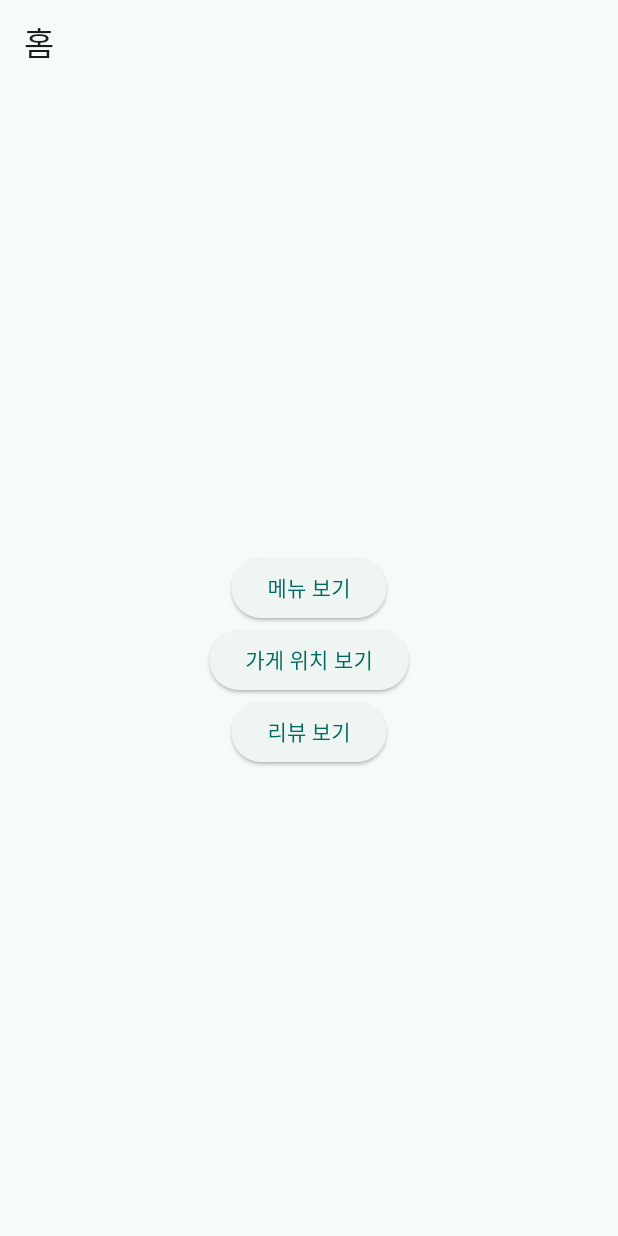
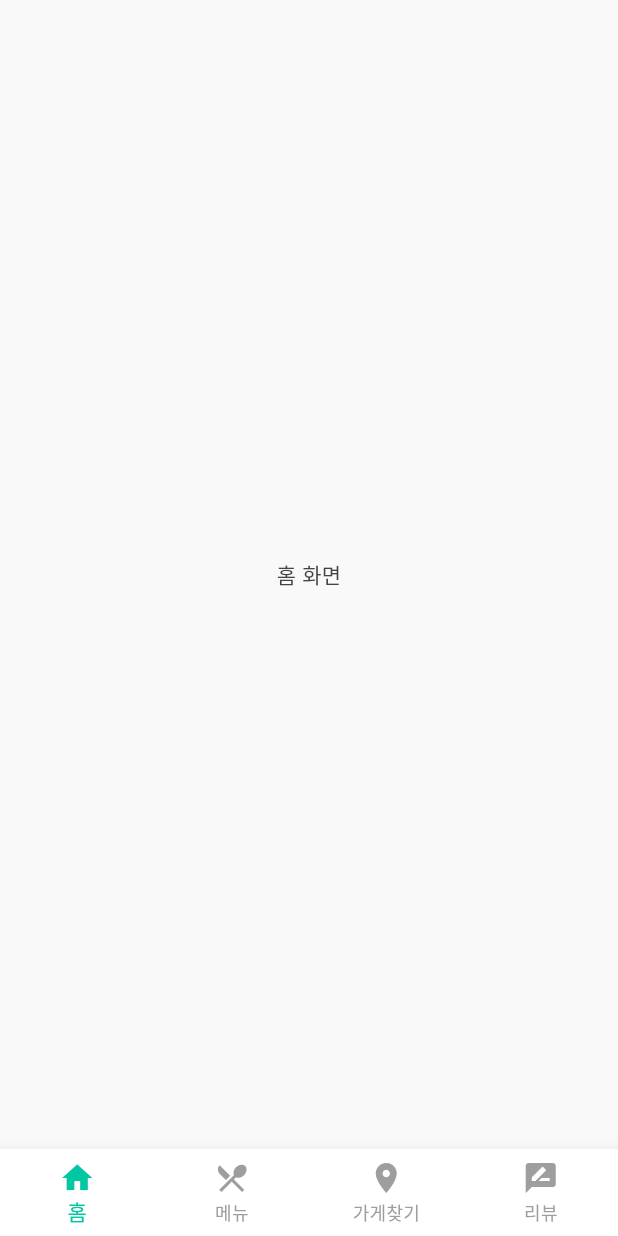
Before and after one commit to oddoos7/frontend, a Flutter app: the screen it shows after launch, on a phone screen of 412 x 824 dp. Run offline on Flutter 3.47's test engine with Material 3 defaults, Android fonts, the phone set to English and light mode, and no system bars.

Commit message:
Theme, 라우팅, 홈화면 탭 구성 구현

```diff
--- a/lib/main.dart
+++ b/lib/main.dart
@@ -1,5 +1,7 @@
 import 'package:flutter/material.dart';
-import 'screens/home_screen.dart';
+import 'theme/theme.dart';
+import 'routes/app_router.dart';
+import 'routes/app_routes.dart';
 
 void main() {
   runApp(const MyApp());
@@ -11,12 +13,11 @@ class MyApp extends StatelessWidget {
   @override
   Widget build(BuildContext context) {
     return MaterialApp(
-      title: 'Location Store Viewer',
-      theme: ThemeData(
-        colorScheme: ColorScheme.fromSeed(seedColor: Colors.teal),
-        useMaterial3: true,
-      ),
-      home: const HomeScreen(),
+      title: '앱 만들기',
+      theme: AppTheme.lightTheme,
+      initialRoute: AppRoutes.home,
+      onGenerateRoute: AppRouter.generateRoute,
+      debugShowCheckedModeBanner: false,
     );
   }
 }
--- /dev/null
+++ b/lib/routes/app_router.dart
@@ -0,0 +1,27 @@
+import 'package:flutter/material.dart';
+import '../screens/home_screen.dart';
+import '../screens/menu_screen.dart';
+import '../screens/review_screen.dart';
+import '../screens/location_screen.dart';
+import 'app_routes.dart';
+
+class AppRouter {
+  static Route<dynamic> generateRoute(RouteSettings settings) {
+    switch (settings.name) {
+      case AppRoutes.home:
+        return MaterialPageRoute(builder: (_) => const HomeScreen());
+      case AppRoutes.menu:
+        return MaterialPageRoute(builder: (_) => const MenuScreen());
+      case AppRoutes.review:
+        return MaterialPageRoute(builder: (_) => const ReviewScreen());
+      case AppRoutes.location:
+        return MaterialPageRoute(builder: (_) => const LocationScreen());
+      default:
+        return MaterialPageRoute(
+          builder: (_) => const Scaffold(
+            body: Center(child: Text('페이지를 찾을 수 없습니다.')),
+          ),
+        );
+    }
+  }
+}
--- /dev/null
+++ b/lib/routes/app_routes.dart
@@ -0,0 +1,6 @@
+class AppRoutes {
+  static const String home = '/';
+  static const String menu = '/menu';
+  static const String review = '/review';
+  static const String location = '/location';
+}
--- a/lib/screens/home_screen.dart
+++ b/lib/screens/home_screen.dart
@@ -1,39 +1,60 @@
 import 'package:flutter/material.dart';
+import '../routes/app_routes.dart';
 import 'menu_screen.dart';
 import 'location_screen.dart';
 import 'review_screen.dart';
 
-class HomeScreen extends StatelessWidget {
+class HomeScreen extends StatefulWidget {
   const HomeScreen({super.key});
+
+  @override
+  State<HomeScreen> createState() => _HomeScreenState();
+}
+
+class _HomeScreenState extends State<HomeScreen> {
+  int _selectedIndex = 0;
+
+  final List<Widget> _screens = [
+    Center(child: Text("홈 화면")), // 향후 배너, 프로모션 추가 가능
+    const MenuScreen(),
+    const LocationScreen(),
+    const ReviewScreen(),
+  ];
+
+  void _onItemTapped(int index) {
+    setState(() {
+      _selectedIndex = index;
+    });
+  }
 
   @override
   Widget build(BuildContext context) {
     return Scaffold(
-      appBar: AppBar(title: const Text('홈')),
-      body: Center(
-        child: Column(
-          mainAxisAlignment: MainAxisAlignment.center,
-          children: [
-            ElevatedButton(
-              onPressed: () {
-                Navigator.push(context, MaterialPageRoute(builder: (_) => const MenuScreen()));
-              },
-              child: const Text('메뉴 보기'),
-            ),
-            ElevatedButton(
-              onPressed: () {
-                Navigator.push(context, MaterialPageRoute(builder: (_) => const LocationScreen()));
-              },
-              child: const Text('가게 위치 보기'),
-            ),
-            ElevatedButton(
-              onPressed: () {
-                Navigator.push(context, MaterialPageRoute(builder: (_) => const ReviewScreen()));
-              },
-              child: const Text('리뷰 보기'),
-            ),
-          ],
-        ),
+      body: _screens[_selectedIndex],
+      bottomNavigationBar: BottomNavigationBar(
+        currentIndex: _selectedIndex,
+        onTap: _onItemTapped,
+        selectedItemColor: Theme.of(context).colorScheme.primary,
+        unselectedItemColor: Colors.grey,
+        type: BottomNavigationBarType.fixed,
+        items: const [
+          BottomNavigationBarItem(
+            icon: Icon(Icons.home),
+            label: '홈',
+          ),
+          BottomNavigationBarItem(
+            icon: Icon(Icons.restaurant_menu),
+            label: '메뉴',
+          ),
+          BottomNavigationBarItem(
+            icon: Icon(Icons.place),
+            label: '가게찾기',
+          ),
+          BottomNavigationBarItem(
+            icon: Icon(Icons.rate_review),
+            label: '리뷰',
+          ),
+        ],
       ),
     );
   }
--- /dev/null
+++ b/lib/theme/theme.dart
@@ -0,0 +1,42 @@
+import 'package:flutter/material.dart';
+
+class AppTheme {
+  static ThemeData get lightTheme {
+    return ThemeData(
+      useMaterial3: true,
+      colorScheme: const ColorScheme.light(
+        primary: Color(0xFF02C7A3), // 배민 민트톤
+        secondary: Color(0xFF222222), // 텍스트용 진한 회색
+        background: Color(0xFFF9F9F9), // 밝은 배경
+      ),
+      scaffoldBackgroundColor: const Color(0xFFF9F9F9),
+      appBarTheme: const AppBarTheme(
+        backgroundColor: Color(0xFFF9F9F9),
+        elevation: 0,
+        centerTitle: true,
+        titleTextStyle: TextStyle(
+          color: Color(0xFF222222),
+          fontSize: 20,
+          fontWeight: FontWeight.bold,
+        ),
+        iconTheme: IconThemeData(color: Color(0xFF222222)),
+      ),
+      textTheme: const TextTheme(
+        bodyLarge: TextStyle(fontSize: 16, color: Color(0xFF222222)),
+        bodyMedium: TextStyle(fontSize: 14, color: Color(0xFF444444)),
+        labelLarge: TextStyle(fontSize: 16, fontWeight: FontWeight.bold),
+      ),
+      elevatedButtonTheme: ElevatedButtonThemeData(
+        style: ElevatedButton.styleFrom(
+          backgroundColor: Color(0xFF02C7A3),
+          foregroundColor: Colors.white,
+          padding: const EdgeInsets.symmetric(horizontal: 20, vertical: 14),
+          shape: RoundedRectangleBorder(
+            borderRadius: BorderRadius.circular(12),
+          ),
+          textStyle: const TextStyle(fontWeight: FontWeight.bold, fontSize: 16),
+        ),
+      ),
+    );
+  }
+}
```
Also changed, not shown: lib/screens/location_screen.dart (+3 -38 lines), lib/screens/menu_screen.dart (+3 -38 lines), lib/screens/review_screen.dart (+3 -38 lines).
